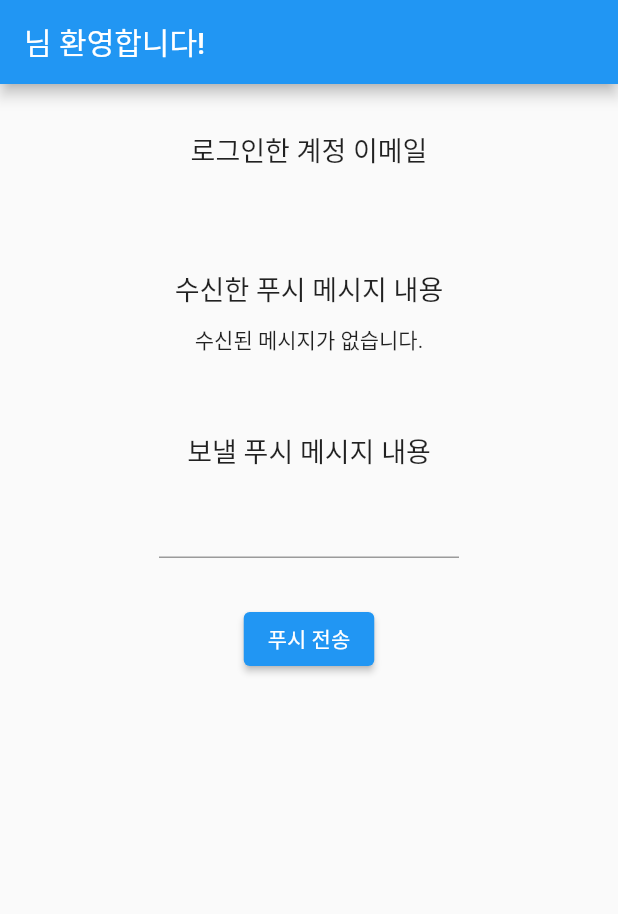
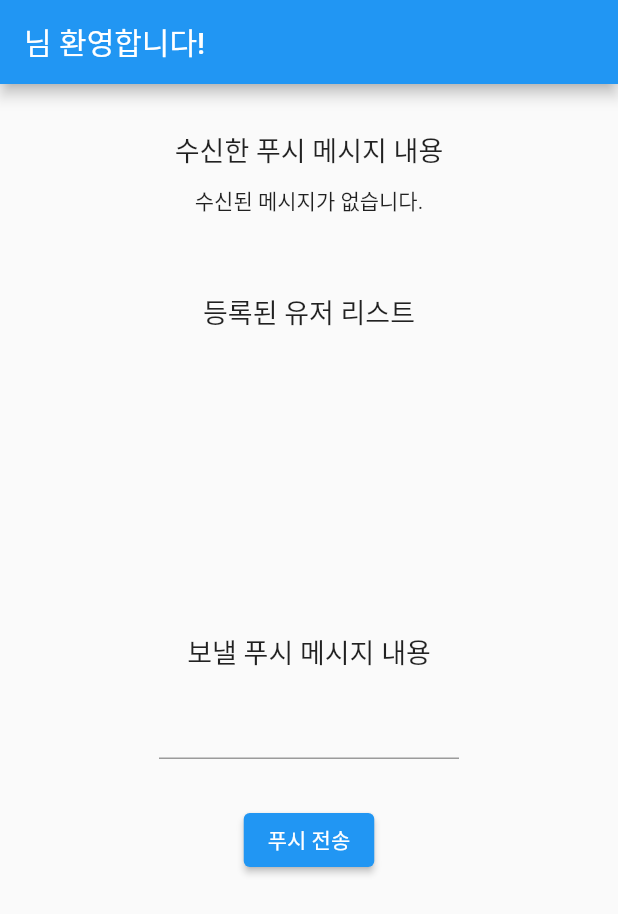
Before and after one commit to jin-vita/my_firebase, a Flutter app: the screen it shows once a user with an empty profile is signed in, on a phone screen of 412 x 824 dp. Shown: the top 914 px of the screen. Run offline on Flutter 3.47's test engine with Material 2 defaults, Android fonts, the phone set to English and light mode, and no system bars; our stand-ins replace cloud_firestore, dio, firebase_auth, firebase_core, firebase_messaging, flutter_local_notifications and 4 more; accounts and stored records are empty; project files that could hold a hidden picture were left out.

Commit message:
firestore add update listView

```diff
--- a/lib/model/model_user.dart
+++ b/lib/model/model_user.dart
@@ -1,10 +1,12 @@
 import 'package:cloud_firestore/cloud_firestore.dart';
 
 class UserModel {
+  final String name;
   final String email;
   final String token;
 
   UserModel({
+    required this.name,
     required this.email,
     required this.token,
   });
@@ -15,6 +17,7 @@ class UserModel {
   ) {
     final data = snapshot.data();
     return UserModel(
+      name: data?['name'],
       email: data?['email'],
       token: data?['token'],
     );
@@ -22,6 +25,7 @@ class UserModel {
 
   Map<String, dynamic> toFirestore() {
     return {
+      "name": name,
       "email": email,
       "token": token,
     };
--- a/lib/page/page_home.dart
+++ b/lib/page/page_home.dart
@@ -1,3 +1,4 @@
+import 'package:cloud_firestore/cloud_firestore.dart';
 import 'package:flutter/material.dart';
 import 'package:get/get.dart';
 import 'package:my_firebase/controller/controller_user.dart';
@@ -24,6 +25,7 @@ class HomePage extends StatelessWidget {
 
   @override
   Widget build(BuildContext context) {
+    // CollectionReference aaa = FirebaseFirestore.instance.collection('user');
     final textController = TextEditingController();
     return Scaffold(
       appBar: AppBar(
@@ -38,14 +40,6 @@ class HomePage extends StatelessWidget {
           child: Column(
             children: [
               const SizedBox(height: 30),
-              const Text(
-                '로그인한 계정 이메일',
-                style: TextStyle(
-                  fontSize: 18,
-                ),
-              ),
-              Text(UserController.to.auth.currentUser!.email!),
-              const SizedBox(height: 50),
               const Text(
                 '수신한 푸시 메시지 내용',
                 style: TextStyle(
@@ -62,6 +56,38 @@ class HomePage extends StatelessWidget {
                 return Text(text);
               }),
               const SizedBox(height: 50),
+              const Text(
+                '등록된 유저 리스트',
+                style: TextStyle(
+                  fontSize: 18,
+                ),
+              ),
+              SizedBox(
+                height: 200,
+                child: StreamBuilder(
+                  stream: UserController.to.userCollection.snapshots(),
+                  builder: (context, AsyncSnapshot<QuerySnapshot> snapshot) {
+                    if (snapshot.hasData) {
+                      return ListView.builder(
+                        itemCount: snapshot.data!.docs.length,
+                        itemBuilder: (context, index) {
+                          final DocumentSnapshot document =
+                              snapshot.data!.docs[index];
+                          return Card(
+                            margin: const EdgeInsets.symmetric(
+                                horizontal: 16, vertical: 8),
+                            child: ListTile(
+                              title: Text(document['email']),
+                              subtitle: Text(document['email']),
+                            ),
+                          );
+                        },
+                      );
+                    }
+                    return const CircularProgressIndicator();
+                  },
+                ),
+              ),
               const Text(
                 '보낼 푸시 메시지 내용',
                 style: TextStyle(
```
Also changed, not shown: lib/controller/controller_user.dart (+5 -2 lines).
